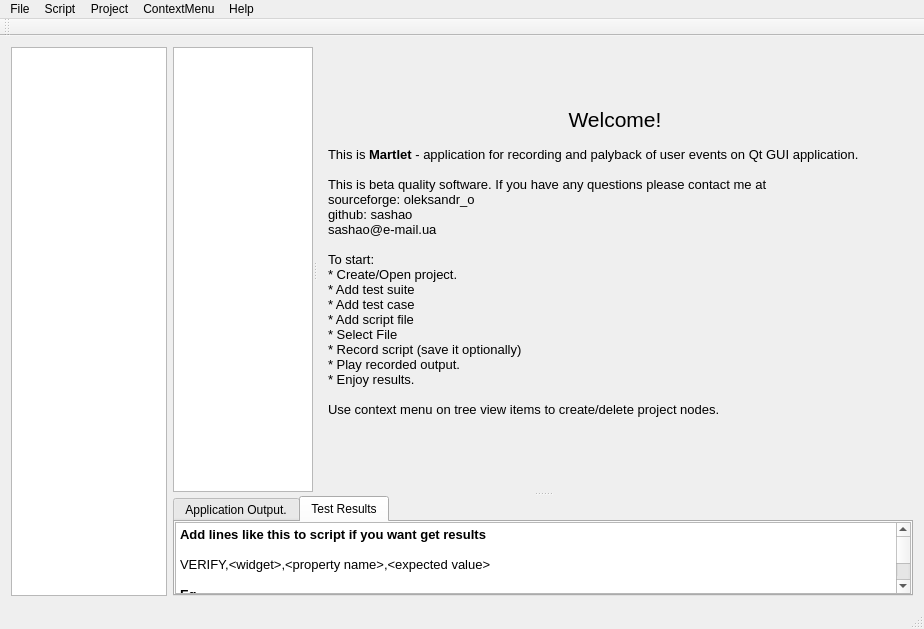
This is martlet/MartletWindow.ui in sashao/martlet as Qt 5 draws it before an edit. The edited form follows.
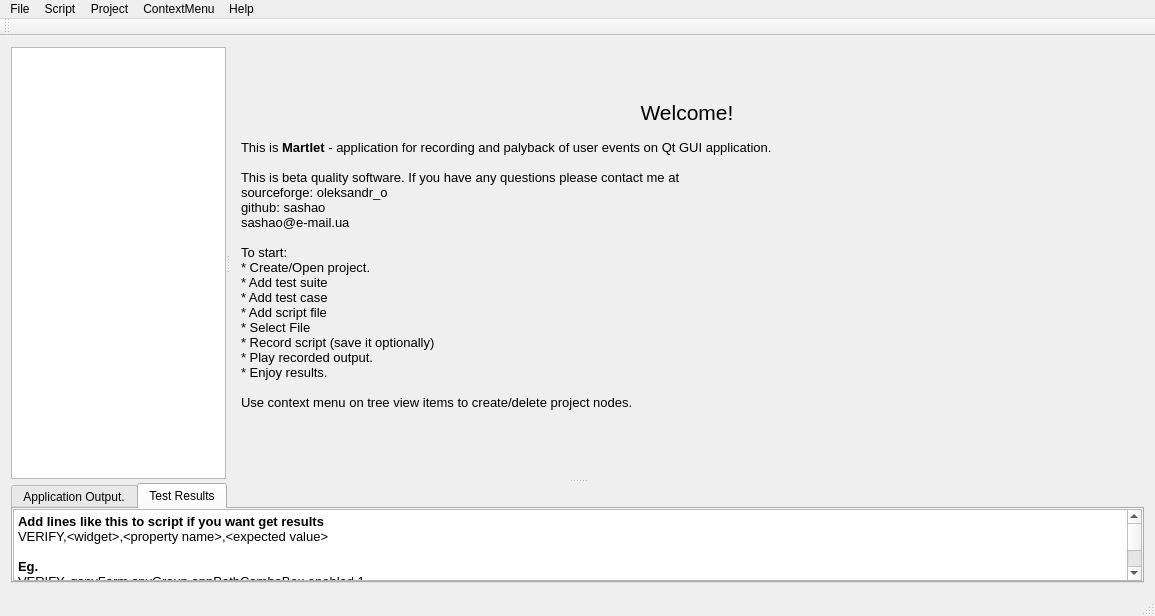
This is the edited form. The open tabs and pages were chosen to show the change.

Commit message: Killing zombies. Fixed main window layout.

Diff of the .ui file:
```diff
--- a/martlet/MartletWindow.ui
+++ b/martlet/MartletWindow.ui
@@ -6,8 +6,8 @@
    <rect>
     <x>0</x>
     <y>0</y>
-    <width>924</width>
-    <height>629</height>
+    <width>1155</width>
+    <height>616</height>
    </rect>
   </property>
   <property name="windowTitle">
@@ -16,26 +16,13 @@
   <widget class="QWidget" name="centralWidget">
    <layout class="QHBoxLayout" name="horizontalLayout_2">
     <item>
-     <widget class="QTableView" name="tableView">
+     <widget class="QSplitter" name="splitter_2">
       <property name="sizePolicy">
        <sizepolicy hsizetype="Expanding" vsizetype="Expanding">
-        <horstretch>30</horstretch>
+        <horstretch>0</horstretch>
         <verstretch>0</verstretch>
        </sizepolicy>
       </property>
-      <property name="sortingEnabled">
-       <bool>true</bool>
-      </property>
-      <attribute name="horizontalHeaderVisible">
-       <bool>false</bool>
-      </attribute>
-      <attribute name="horizontalHeaderDefaultSectionSize">
-       <number>123</number>
-      </attribute>
-     </widget>
-    </item>
-    <item>
-     <widget class="QSplitter" name="splitter_2">
       <property name="orientation">
        <enum>Qt::Vertical</enum>
       </property>
@@ -231,12 +218,14 @@
 p, li { white-space: pre-wrap; }
 &lt;/style&gt;&lt;/head&gt;&lt;body style=&quot; font-family:'Sans Serif'; font-size:10pt; font-weight:400; font-style:normal;&quot;&gt;
 &lt;p style=&quot; margin-top:0px; margin-bottom:0px; margin-left:0px; margin-right:0px; -qt-block-indent:0; text-indent:0px;&quot;&gt;&lt;span style=&quot; font-weight:600;&quot;&gt;Add lines like this to script if you want get results&lt;/span&gt;&lt;/p&gt;
-&lt;p style=&quot;-qt-paragraph-type:empty; margin-top:0px; margin-bottom:0px; margin-left:0px; margin-right:0px; -qt-block-indent:0; text-indent:0px;&quot;&gt;&lt;/p&gt;
 &lt;p style=&quot; margin-top:0px; margin-bottom:0px; margin-left:0px; margin-right:0px; -qt-block-indent:0; text-indent:0px;&quot;&gt;VERIFY,&amp;lt;widget&amp;gt;,&amp;lt;property name&amp;gt;,&amp;lt;expected value&amp;gt;&lt;/p&gt;
 &lt;p style=&quot;-qt-paragraph-type:empty; margin-top:0px; margin-bottom:0px; margin-left:0px; margin-right:0px; -qt-block-indent:0; text-indent:0px;&quot;&gt;&lt;/p&gt;
 &lt;p style=&quot; margin-top:0px; margin-bottom:0px; margin-left:0px; margin-right:0px; -qt-block-indent:0; text-indent:0px;&quot;&gt;&lt;span style=&quot; font-weight:600;&quot;&gt;Eg.&lt;/span&gt;&lt;/p&gt;
 &lt;p style=&quot; margin-top:0px; margin-bottom:0px; margin-left:0px; margin-right:0px; -qt-block-indent:0; text-indent:0px;&quot;&gt;VERIFY,.qspyForm.spyGroup.appPathComboBox,enabled,1&lt;/p&gt;
-&lt;p style=&quot; margin-top:0px; margin-bottom:0px; margin-left:0px; margin-right:0px; -qt-block-indent:0; text-indent:0px;&quot;&gt;VERIFY,.qspyForm.spyGroup.appPathComboBox,enabled,0&lt;/p&gt;&lt;/body&gt;&lt;/html&gt;</string>
+&lt;p style=&quot; margin-top:0px; margin-bottom:0px; margin-left:0px; margin-right:0px; -qt-block-indent:0; text-indent:0px;&quot;&gt;VERIFY,.qspyForm.spyGroup.appPathComboBox,enabled,0&lt;/p&gt;
+&lt;p style=&quot; margin-top:0px; margin-bottom:0px; margin-left:0px; margin-right:0px; -qt-block-indent:0; text-indent:0px;&quot;&gt;VERIFY,.qspyForm.spyGroup.appPathComboBox,currentIndex,0&lt;/p&gt;
+&lt;p style=&quot;-qt-paragraph-type:empty; margin-top:0px; margin-bottom:0px; margin-left:0px; margin-right:0px; -qt-block-indent:0; text-indent:0px;&quot;&gt;&lt;/p&gt;
+&lt;p style=&quot;-qt-paragraph-type:empty; margin-top:0px; margin-bottom:0px; margin-left:0px; margin-right:0px; -qt-block-indent:0; text-indent:0px;&quot;&gt;&lt;/p&gt;&lt;/body&gt;&lt;/html&gt;</string>
            </property>
           </widget>
          </item>
@@ -252,7 +241,7 @@
     <rect>
      <x>0</x>
      <y>0</y>
-     <width>924</width>
+     <width>1155</width>
      <height>26</height>
     </rect>
    </property>
```
Left out of the diff: 2 changed lines with no effect on the pictures. The commit also changes 3 other files.
